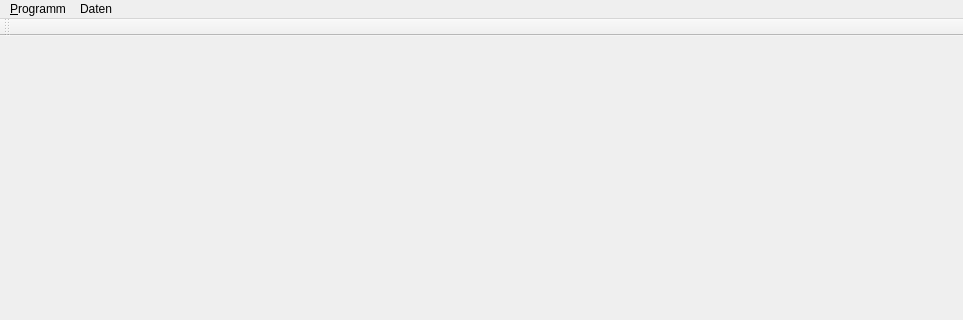
Above: fshkwindow.ui from fasa1964/fshkkap before the change; both pictures show x 0 to 963 and y 0 to 320 of the 963 by 637 pixel window. Below: the same form after it.
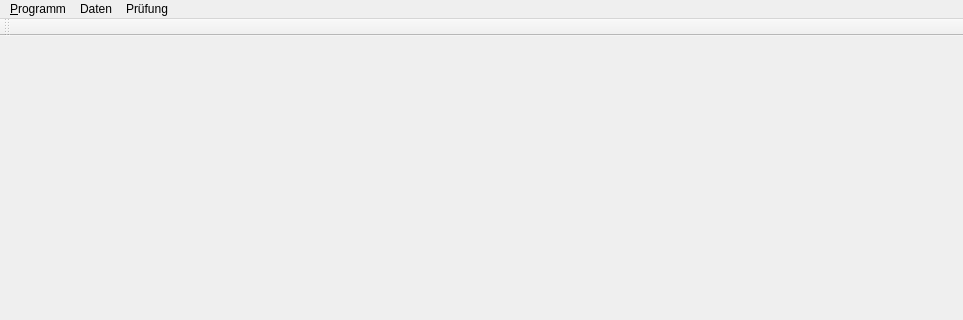
That is the form after the change.

Commit message: Add menu actionAllocateClicked and actionEvaluationClicked

What changed in the file:
```diff
--- a/fshkwindow.ui
+++ b/fshkwindow.ui
@@ -39,8 +39,16 @@
     <addaction name="actionProjects"/>
     <addaction name="actionSkill"/>
    </widget>
+   <widget class="QMenu" name="menuPruefung">
+    <property name="title">
+     <string>Prüfung</string>
+    </property>
+    <addaction name="actionAllocate"/>
+    <addaction name="actionEvaluation"/>
+   </widget>
    <addaction name="menu_Programm"/>
    <addaction name="menuDaten"/>
+   <addaction name="menuPruefung"/>
   </widget>
   <widget class="QToolBar" name="mainToolBar">
    <attribute name="toolBarArea">
```
Left out of the diff: 13 changed lines with no effect on the pictures. The commit also changes 2 other files.
